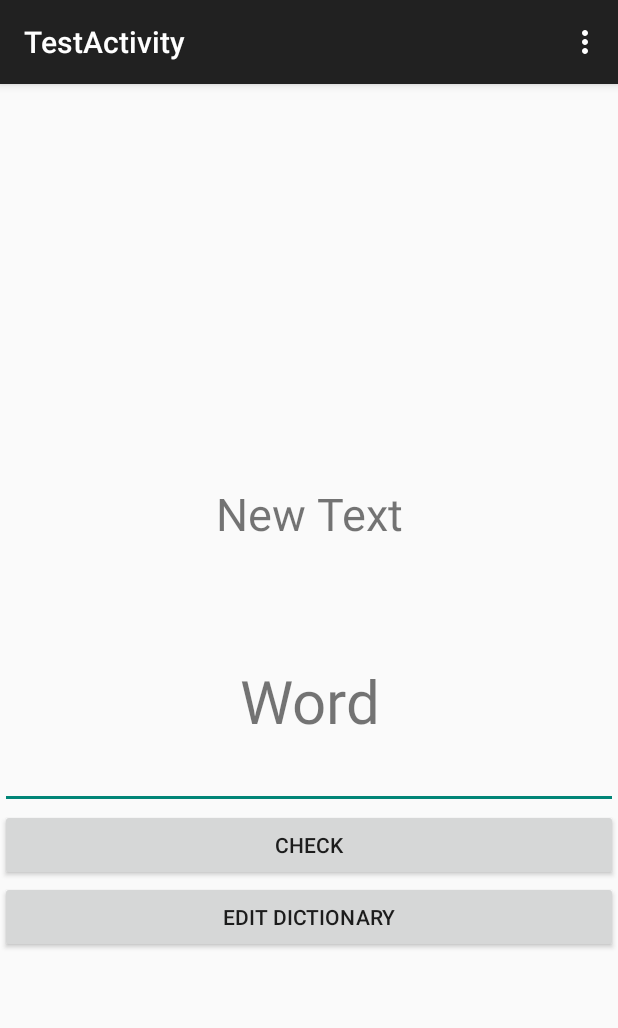
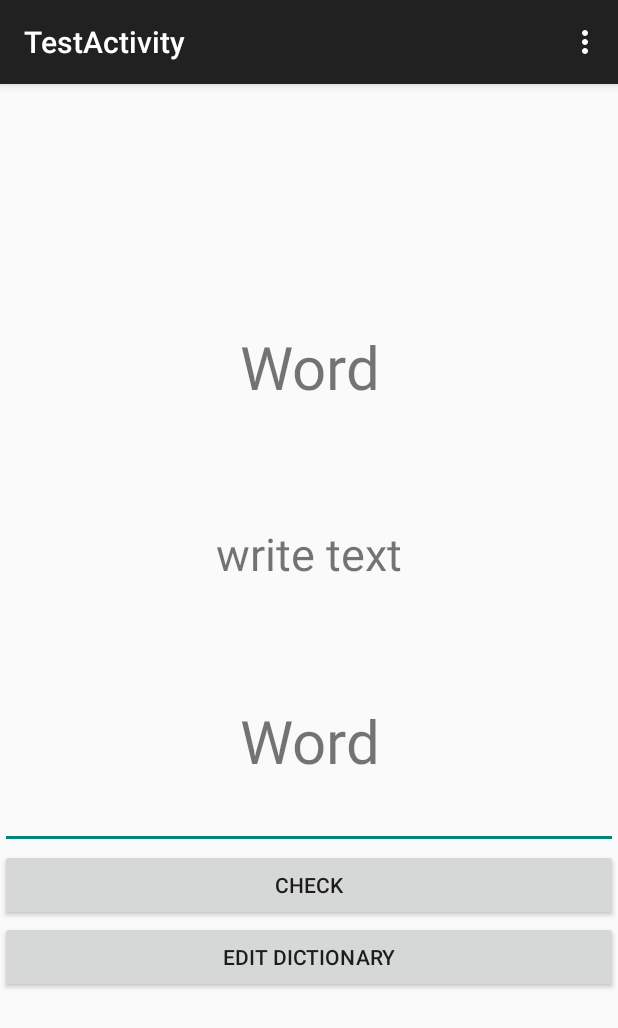
Before and after one commit to Nikroo/MyEnglish, an Android app: the TestActivity screen opened directly, with no data from a screen before it, after a tap on "CHECK", on a phone screen of 412 x 824 dp. Shown: the top 1028 px of the screen. Run offline under Robolectric (Android 15) with nearby library versions, the light colour scheme and no system bars; 2 statements that could not run were skipped.

Commit message:
Добавил поочередную выборку слов из БД по нажатию на клавишу CHECK

```diff
--- a/app/src/main/java/by/gsu/curiosity/mybd/TestActivity.java
+++ b/app/src/main/java/by/gsu/curiosity/mybd/TestActivity.java
@@ -5,23 +5,25 @@ import android.database.Cursor;
 import android.database.sqlite.SQLiteDatabase;
 import android.support.v7.app.AppCompatActivity;
 import android.os.Bundle;
-import android.util.Log;
+import android.text.TextUtils;
 import android.view.Menu;
 import android.view.MenuItem;
 import android.view.View;
 import android.widget.Button;
-import android.widget.SimpleCursorAdapter;
+import android.widget.EditText;
 import android.widget.TextView;
-
-import java.sql.SQLException;
 
 public class TestActivity extends AppCompatActivity {
 
     final String LOG_TAG = "myLogs";
-    TextView textViewMainWord;
+    TextView textViewEnWord;
+    TextView textViewRuWord;
+    TextView trueFolse;
     Button btnCheckWord;
     Button btnEditDictionary;
     DatabaseHelper sqlHelper;
+    EditText editWord;
+    Cursor c;
     int i = 0;
 
 
@@ -29,41 +31,61 @@ public class TestActivity extends AppCompatActivity {
     protected void onCreate(Bundle savedInstanceState) {
         super.onCreate(savedInstanceState);
         setContentView(R.layout.activity_test);
-
-        textViewMainWord = (TextView) findViewById(R.id.textViewMainWord);
+        textViewRuWord = (TextView) findViewById(R.id.ru_Word);
+        textViewEnWord = (TextView) findViewById(R.id.en_Word);
+        trueFolse = (TextView) findViewById(R.id.true_folse);
+        editWord = (EditText) findViewById(R.id.inputWord);
         btnCheckWord = (Button) findViewById(R.id.btnCheckWord);
         btnEditDictionary = (Button) findViewById(R.id.btnEditDictionary);
 //_________________________________________________________________________________________________
-////
+
         sqlHelper = new DatabaseHelper(getApplicationContext());
+        SQLiteDatabase db =
+                sqlHelper.getWritableDatabase();
+        c = db.query("beginner", null, null, null, null, null, null);
+        // ставим позицию курсора на первую строку выборки
+        // если в выборке нет строк, вернется false
+//_________________________________________________________________________________________________
+
+        if (i <= 0) {
+            if (c.moveToPosition(i)) {
+                btnCheckWord.setText("Go");
+                textViewEnWord.setText(c.getString(c.getColumnIndex("en_word")));
+                textViewRuWord.setText(c.getString(c.getColumnIndex("ru_word")));
+            }
+        }
 //_________________________________________________________________________________________________
         View.OnClickListener oclBtn = new View.OnClickListener() {
 
             @Override
             public void onClick(View v) {
                 // TODO Auto-generated method stub
-//_________________________________________________________________________________________________
-                SQLiteDatabase db =
-                        sqlHelper.getWritableDatabase();
-////_________________________________________________________________________________________________
 
-
-                switch (v.getId()){
+                switch (v.getId()) {
                     case R.id.btnEditDictionary:
                         startActivity(new Intent(TestActivity.this, MainActivity.class));
                         break;
                     case R.id.btnCheckWord:
+//_________________________________________________________________________________________________
+                        if (!TextUtils.isEmpty(editWord.getText().toString())) {
+                            if (editWord.getText().toString().equals(c.getString(c.getColumnIndex("en_word")))) {
+                                trueFolse.setText("true");
+                            } else {
+                                trueFolse.setText("folse");
+                            }
 
-//_________________________________________________________________________________________________
-                    Cursor c = db.query("beginner", null, null, null, null, null, null);
-                    // ставим позицию курсора на первую строку выборки
-                    // если в выборке нет строк, вернется false
-//_________________________________________________________________________________________________
-
-                    c.moveToFirst();
-                    if(c.moveToPosition(i)) {
-                        textViewMainWord.setText(c.getString(c.getColumnIndex("en_word")));
+                        } else {
+                            trueFolse.setText("write text");
+                            break;
+                        }
+                        editWord.setText("");
                         i++;
+                        if (c.moveToPosition(i)) {
+                            textViewEnWord.setText(c.getString(c.getColumnIndex("en_word")));
+                            textViewRuWord.setText(c.getString(c.getColumnIndex("ru_word")));
+                        } else {
+                            c.close();
+                            trueFolse.setText("Нужно что то сделать когда закончаться слова");
                         }
 //_________________________________________________________________________________________________
                 }
@@ -72,6 +94,7 @@ public class TestActivity extends AppCompatActivity {
         btnEditDictionary.setOnClickListener(oclBtn);
         btnCheckWord.setOnClickListener(oclBtn);
     }
+
     @Override
     public boolean onCreateOptionsMenu(Menu menu) {
         // Inflate the menu; this adds items to the action bar if it is present.
--- a/app/src/main/res/layout/activity_test.xml
+++ b/app/src/main/res/layout/activity_test.xml
@@ -14,8 +14,17 @@
         <TextView
             android:layout_width="match_parent"
             android:layout_height="wrap_content"
+            android:layout_gravity="center"
+            android:text="Word"
+            android:id="@+id/ru_Word"
+            android:gravity="center_horizontal"
+            android:textSize="40dp" />
+
+        <TextView
+            android:layout_width="match_parent"
+            android:layout_height="wrap_content"
             android:text="New Text"
-            android:id="@+id/textView"
+            android:id="@+id/true_folse"
             android:layout_gravity="center_horizontal"
             android:gravity="center"
             android:layout_margin="77dp"
@@ -26,7 +35,7 @@
             android:layout_height="wrap_content"
             android:layout_gravity="center"
             android:text="Word"
-            android:id="@+id/textViewMainWord"
+            android:id="@+id/en_Word"
             android:gravity="center_horizontal"
             android:textSize="40dp" />
 
@@ -34,7 +43,7 @@
             android:layout_width="match_parent"
             android:layout_height="wrap_content"
             android:layout_gravity="center"
-            android:id="@+id/inputEditView" />
+            android:id="@+id/inputWord" />
         <Button
             android:layout_width="match_parent"
             android:layout_height="wrap_content"
```
Lines whose indentation alone changed are shown as unchanged.
